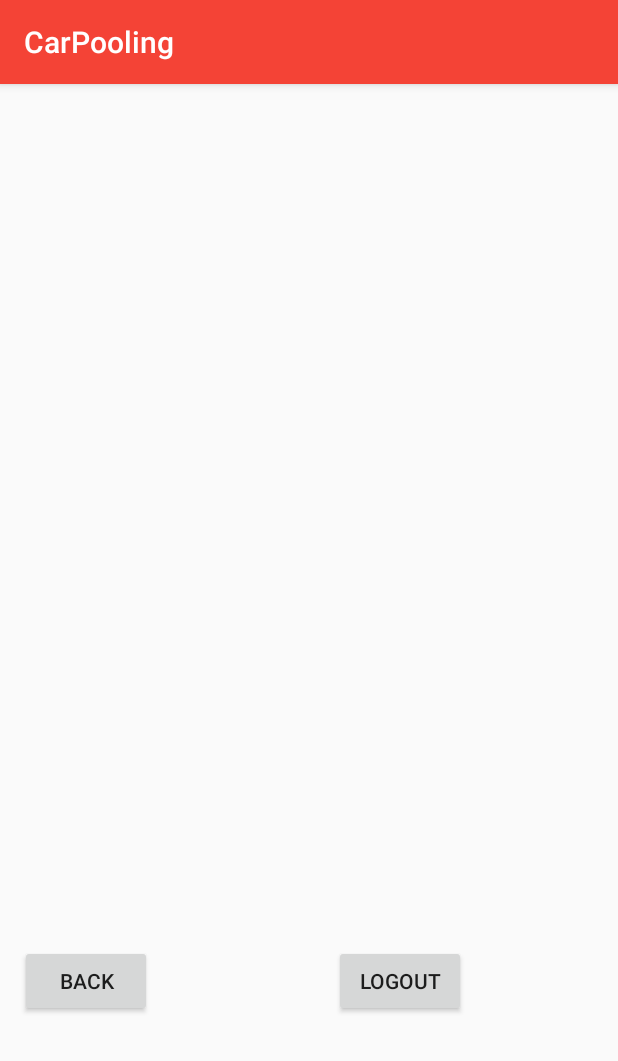
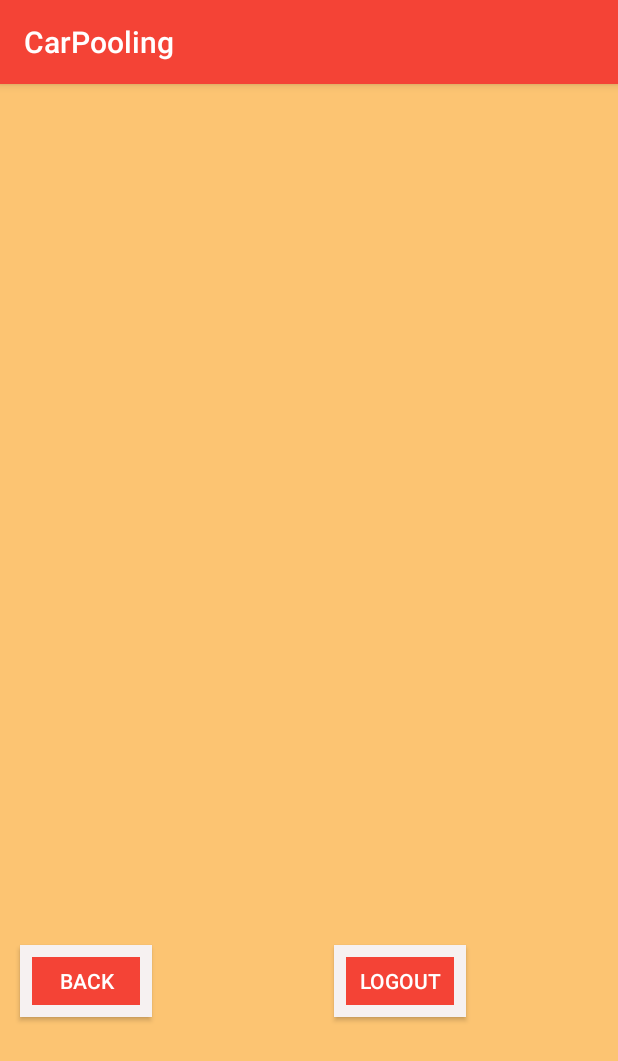
Before and after one commit to harpal779/CarPooling, an Android app: the Passenger2 screen opened directly, with no data from a screen before it, on a phone screen of 412 x 824 dp. Shown: the top 1061 px of the screen. Run offline under Robolectric (Android 15) with nearby library versions, the phone set to English and light mode, and no system bars; our stand-ins replace Firebase (no records; nobody signed in at launch, a user with empty details on screens opened directly); Roboto replaces fonts that are not available here.

Commit message:
designing done

```diff
--- a/app/src/main/res/layout/activity_passenger2.xml
+++ b/app/src/main/res/layout/activity_passenger2.xml
@@ -4,6 +4,7 @@
     xmlns:tools="http://schemas.android.com/tools"
     android:layout_width="match_parent"
     android:layout_height="match_parent"
+    android:background="#8AFF9800"
     tools:context=".Passenger2">
 
     <androidx.recyclerview.widget.RecyclerView
@@ -23,6 +24,8 @@
         android:layout_marginStart="13dp"
         android:layout_marginLeft="13dp"
         android:layout_marginTop="21dp"
+        android:background="@drawable/border"
+        android:textColor="#FFFFFF"
         android:text="Back"
         app:layout_constraintStart_toStartOf="parent"
         app:layout_constraintTop_toBottomOf="@+id/recyclerView2" />
@@ -34,6 +37,8 @@
         android:layout_marginStart="121dp"
         android:layout_marginLeft="121dp"
         android:layout_marginTop="21dp"
+        android:background="@drawable/border"
+        android:textColor="#FFFFFF"
         android:text="Logout"
         app:layout_constraintStart_toEndOf="@+id/button19"
         app:layout_constraintTop_toBottomOf="@+id/recyclerView2" />
```
